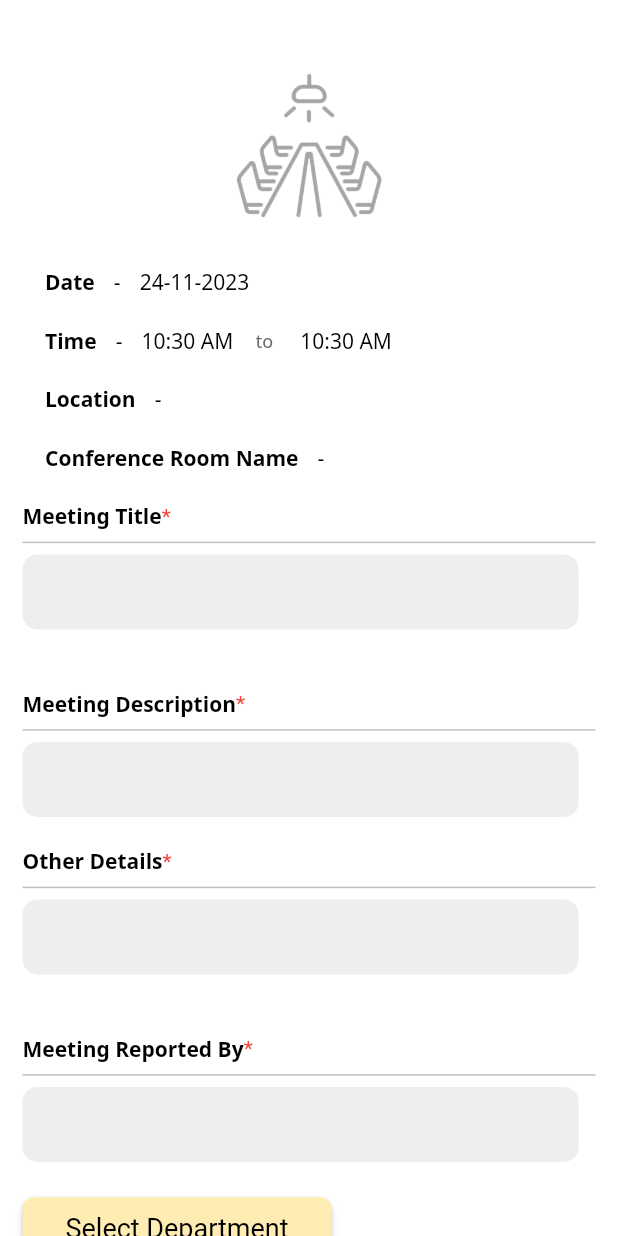
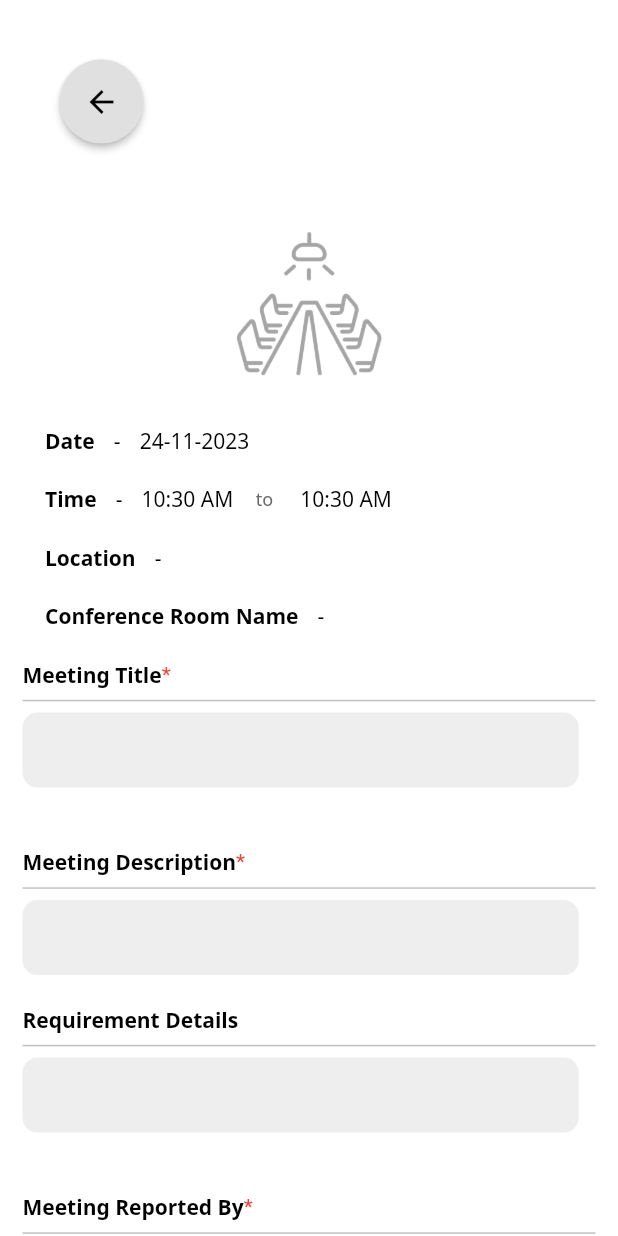
Before and after one commit to Yotshi01/ConferenceHallBookingApp, a Flutter app: the AddBooking screen opened directly with empty values, on a phone screen of 412 x 824 dp. Run offline on Flutter 3.47's test engine with Material 2 defaults, Android fonts, the phone set to English and light mode, and no system bars; our stand-ins replace equatable, firebase_core, firebase_messaging, flutter_bloc, fluttertoast, shared_preferences and 1 more; accounts and stored records are empty; Roboto replaces fonts that are missing (Noto Sans).

Commit message:
some changes

```diff
--- a/lib/api/booking_details_api.dart
+++ b/lib/api/booking_details_api.dart
@@ -70,7 +70,8 @@ Future<UpdateBooking> updateBooking(BookingData value) async {
         toBeUpdatedBookingData.bookingConferenceId.toString(),
     "booking_meeting_description":
         toBeUpdatedBookingData.bookingMeetingDescription,
-    "booking_other_details": toBeUpdatedBookingData.bookingOtherDetails,
+    "booking_requirement_details":
+        toBeUpdatedBookingData.bookingRequirementDetails,
     "booking_date": toBeUpdatedBookingData.bookingDate,
     "booking_start_time": toBeUpdatedBookingData.bookingStartTime,
     "booking_end_time": toBeUpdatedBookingData.bookingEndTime,
@@ -126,7 +127,7 @@ Future<AddBookingData> addBooking(BookingData value) async {
   //   "location_id": toBeAddedBookingData.locationName.toString(),
   //   "conference_id": toBeAddedBookingData.conferenceName.toString(),
   //   "meeting_description": toBeAddedBookingData.meetingDes,
-  //   "other_details": toBeAddedBookingData.otherDetails,
+  //   "requirement_details": toBeAddedBookingData.requirementDetails,
   //   "booking_status": toBeAddedBookingData.bookingStatus,
   //   "user_id": toBeAddedBookingData.userId.toString(),
   //   "created_at": toBeUpdatedBookingData.createdAt,
@@ -143,7 +144,8 @@ Future<AddBookingData> addBooking(BookingData value) async {
         toBeAddedBookingData?.bookingConferenceId?.toString() ?? '',
     "booking_meeting_description":
         toBeAddedBookingData?.bookingMeetingDescription ?? '',
-    "booking_other_details": toBeAddedBookingData?.bookingOtherDetails ?? '',
+    "booking_requirement_details":
+        toBeAddedBookingData?.bookingRequirementDetails ?? '',
     "booking_status": toBeAddedBookingData?.bookingStatus.toString() ?? '',
     "user_id": toBeAddedBookingData?.userId?.toString() ?? '',
     "booking_created_at": toBeAddedBookingData?.bookingCreatedAt ?? '',
--- a/lib/models/add_booking_model.dart
+++ b/lib/models/add_booking_model.dart
@@ -33,7 +33,7 @@ class AddBookingResponseData {
   int? bookingLocationId;
   int? bookingConferenceId;
   String? bookingMeetingDescription;
-  String? bookingOtherDetails;
+  String? bookingRequirementDetails;
   int? bookingStatus;
   int? bookingWithdrawById;
   String? bookingWithdrawCreatedAt;
@@ -56,7 +56,7 @@ class AddBookingResponseData {
       this.bookingLocationId,
       this.bookingConferenceId,
       this.bookingMeetingDescription,
-      this.bookingOtherDetails,
+      this.bookingRequirementDetails,
       this.bookingStatus,
       this.bookingWithdrawById,
       this.bookingWithdrawCreatedAt,
@@ -79,7 +79,7 @@ class AddBookingResponseData {
     bookingLocationId = json['booking_location_id'];
     bookingConferenceId = json['booking_conference_id'];
     bookingMeetingDescription = json['booking_meeting_description'];
-    bookingOtherDetails = json['booking_other_details'];
+    bookingRequirementDetails = json['booking_requirement_details'];
     bookingStatus = json['booking_status'];
     bookingWithdrawById = json['booking_withdraw_by_id'];
     bookingWithdrawCreatedAt = json['booking_withdraw_created_at'];
@@ -104,7 +104,7 @@ class AddBookingResponseData {
     data['booking_location_id'] = this.bookingLocationId;
     data['booking_conference_id'] = this.bookingConferenceId;
     data['booking_meeting_description'] = this.bookingMeetingDescription;
-    data['booking_other_details'] = this.bookingOtherDetails;
+    data['booking_requirement_details'] = this.bookingRequirementDetails;
     data['booking_status'] = this.bookingStatus;
     data['booking_withdraw_by_id'] = this.bookingWithdrawById;
     data['booking_withdraw_created_at'] = this.bookingWithdrawCreatedAt;
--- a/lib/models/booking_details_model.dart
+++ b/lib/models/booking_details_model.dart
@@ -36,7 +36,7 @@ class BookingData {
   int? bookingLocationId;
   int? bookingConferenceId;
   String? bookingMeetingDescription;
-  String? bookingOtherDetails;
+  String? bookingRequirementDetails;
   int? bookingStatus;
   int? bookingWithdrawById;
   String? bookingWithdrawCreatedAt;
@@ -59,7 +59,7 @@ class BookingData {
       this.bookingLocationId,
       this.bookingConferenceId,
       this.bookingMeetingDescription,
-      this.bookingOtherDetails,
+      this.bookingRequirementDetails,
       this.bookingStatus,
       this.bookingWithdrawById,
       this.bookingWithdrawCreatedAt,
@@ -82,7 +82,7 @@ class BookingData {
     bookingLocationId = json['booking_location_id'];
     bookingConferenceId = json['booking_conference_id'];
     bookingMeetingDescription = json['booking_meeting_description'];
-    bookingOtherDetails = json['booking_other_details'];
+    bookingRequirementDetails = json['booking_requirement_details'];
     bookingStatus = json['booking_status'];
     bookingWithdrawById = json['booking_withdraw_by_id'];
     bookingWithdrawCreatedAt = json['booking_withdraw_created_at'];
@@ -107,7 +107,7 @@ class BookingData {
     data['booking_location_id'] = this.bookingLocationId;
     data['booking_conference_id'] = this.bookingConferenceId;
     data['booking_meeting_description'] = this.bookingMeetingDescription;
-    data['booking_other_details'] = this.bookingOtherDetails;
+    data['booking_requirement_details'] = this.bookingRequirementDetails;
     data['booking_status'] = this.bookingStatus;
     data['booking_withdraw_by_id'] = this.bookingWithdrawById;
     data['booking_withdraw_created_at'] = this.bookingWithdrawCreatedAt;
--- a/lib/screens/addBooking.dart
+++ b/lib/screens/addBooking.dart
@@ -179,8 +179,8 @@ class _AddBookingState extends State<AddBooking> {
                 Navigator.of(dialogContext).pop(); // Close the dialog first
                 await Future.delayed(
                     Duration(milliseconds: 300)); // Add a delay if needed
-                Navigator.of(context).popUntil((route) =>
-                    route.isFirst); // Navigate after the dialog is closed
+                Navigator.of(context)
+                    .pop(); // Navigate after the dialog is closed
                 // try {
                 //   Navigator.of(dialogContext).popUntil((route) => route.isFirst);
                 // } catch (e) {
@@ -219,7 +219,7 @@ class _AddBookingState extends State<AddBooking> {
                       _meetingTitleController.text;
                   toBeAddedBookingData.bookingMeetingDescription =
                       _meetingDescriptionController.text;
-                  toBeAddedBookingData.bookingOtherDetails =
+                  toBeAddedBookingData.bookingRequirementDetails =
                       _otherDetailsController.text;
                   toBeAddedBookingData.bookingCreatedAt =
                       DateTime.now().toString();
@@ -235,7 +235,7 @@ class _AddBookingState extends State<AddBooking> {
                       _meetingReportedByController.text;
 
                   print(
-                      "${toBeAddedBookingData.bookingMeetingTitle} || ${toBeAddedBookingData.bookingMeetingDescription} || ${toBeAddedBookingData.bookingOtherDetails} || ${toBeAddedBookingData.bookingCreatedAt} || ${toBeAddedBookingData.bookingStatus} || ${toBeAddedBookingData.userId} || ${toBeAddedBookingData.bookingDate} || ${toBeAddedBookingData.bookingStartTime} || ${toBeAddedBookingData.bookingEndTime} || ${toBeAddedBookingData.bookingReportedBy}");
+                      "${toBeAddedBookingData.bookingMeetingTitle} || ${toBeAddedBookingData.bookingMeetingDescription} || ${toBeAddedBookingData.bookingRequirementDetails} || ${toBeAddedBookingData.bookingCreatedAt} || ${toBeAddedBookingData.bookingStatus} || ${toBeAddedBookingData.userId} || ${toBeAddedBookingData.bookingDate} || ${toBeAddedBookingData.bookingStartTime} || ${toBeAddedBookingData.bookingEndTime} || ${toBeAddedBookingData.bookingReportedBy}");
                 });
 
                 var response = await addBooking(toBeAddedBookingData);
@@ -256,6 +256,17 @@ class _AddBookingState extends State<AddBooking> {
                           "Booking and booking departments added successfully!"),
                     ),
                   );
+                  Navigator.of(dialogContext).pop(); // Close the dialog
+                  await Future.delayed(
+                      Duration(milliseconds: 300)); // Add a delay if needed
+                  Navigator.of(context).popUntil((route) => route.isFirst);
+                  await Future.delayed(
+                      Duration(milliseconds: 300)); // Add a delay if needed
+                  context
+                      .read<BottomNavBarCubit>()
+                      .updateSelectedItem(BottomNavBarItem.home);
+
+                  Navigator.of(context).popUntil((route) => route.isFirst);
                 } else {
                   ScaffoldMessenger.of(context).showSnackBar(
                     SnackBar(
@@ -270,28 +281,6 @@ class _AddBookingState extends State<AddBooking> {
                 //     MaterialPageRoute(
                 //         builder: (context) => HomeScreen()));
                 // Update the selected tab to navigate to another tab
-
-                Navigator.of(dialogContext).pop(); // Close the dialog
-                await Future.delayed(
-                    Duration(milliseconds: 300)); // Add a delay if needed
-                Navigator.of(context).popUntil((route) =>
-                    route.isFirst); // Navigate after the dialog is closed
-                // Navigator.of(context).pushReplacement(MaterialPageRoute(
-                //   builder: (context) => const SyncfusionCalendar(),
-                // ));
-                await Future.delayed(
-                    Duration(milliseconds: 300)); // Add a delay if needed
-                context
-                    .read<BottomNavBarCubit>()
-                    .updateSelectedItem(BottomNavBarItem.home);
-                // Navigator.of(context).pushReplacement(MaterialPageRoute(
-                //   builder: (context) => const HomeScreen(),
-                // ));
-
-                // dialogContext.read<BottomNavBarCubit>().refreshTabs();
-                // Navigator.of(dialogContext).pop(); // Close the dialog first
-                // await Future.delayed(
-                //     Duration(milliseconds: 300)); // Add a delay if needed
               },
               child: Text('Yes'),
             ),
@@ -327,6 +316,38 @@ class _AddBookingState extends State<AddBooking> {
               crossAxisAlignment: CrossAxisAlignment.start,
               mainAxisAlignment: MainAxisAlignment.start,
               children: <Widget>[
+                SizedBox(
+                  height: screenHeight * 0.03,
+                ),
+                Align(
+                    alignment: Alignment.centerLeft,
+                    child: Padding(
+                      padding: EdgeInsets.symmetric(
+                        horizontal: screenWidth * 0.05,
+                      ),
+                      child: ElevatedButton(
+                        onPressed: () {
+                          Navigator.of(context).pop();
+                        },
+                        style: ElevatedButton.styleFrom(
+                          shape:
+                              CircleBorder(), // Use CircleBorder to make the button circular
+                          backgroundColor: Colors.grey[
+                              300], // Change the button color to your preference
+                          padding: EdgeInsets.all(
+                              16.0), // Adjust the padding as needed
+                        ),
+                        child: Icon(
+                          Icons
+                              .arrow_back, // You can use your preferred edit icon here
+                          color: Colors
+                              .black, // Change the icon color to your preference
+                        ),
+                      ),
+                    )),
+                SizedBox(
+                  height: screenHeight * 0.03,
+                ),
                 Column(
                   crossAxisAlignment: CrossAxisAlignment.start,
                   children: [
@@ -832,12 +853,14 @@ class _AddBookingState extends State<AddBooking> {
                                 ),
                               ),
                             )),
-                        Text(
+                        Expanded(
+                          child: Text(
                             '${widget.selectedLocation}',
                             style: TextStyle(
                               color: Colors.black,
                               fontSize: 14,
                               fontFamily: 'Noto Sans',
+                            ),
                           ),
                         ),
                       ],
@@ -874,7 +897,8 @@ class _AddBookingState extends State<AddBooking> {
                                 ),
                               ),
                             )),
-                        Text(
+                        Expanded(
+                          child: Text(
                             '${widget.selectedConferenceHall}',
                             style: TextStyle(
                               color: Colors.black,
@@ -882,6 +906,7 @@ class _AddBookingState extends State<AddBooking> {
                               fontFamily: 'Noto Sans',
                             ),
                           ),
+                        )
                       ],
                     ),
 
@@ -1126,7 +1151,7 @@ class _AddBookingState extends State<AddBooking> {
                     Row(
                       children: [
                         Text(
-                          'Other Details',
+                          'Requirement Details',
                           style: TextStyle(
                             color: Colors.black,
                             fontSize: 14,
@@ -1134,10 +1159,10 @@ class _AddBookingState extends State<AddBooking> {
                             fontWeight: FontWeight.w700,
                           ),
                         ),
-                        Text(
-                          '*',
-                          style: TextStyle(color: Colors.red),
-                        )
+                        // Text(
+                        //   '*',
+                        //   style: TextStyle(color: Colors.red),
+                        // )
                       ],
                     ),
 
--- a/lib/screens/splash_screen.dart
+++ b/lib/screens/splash_screen.dart
@@ -61,9 +61,7 @@ class _StartScreenState extends State<SplashScreen> {
 
   @override
   Widget build(BuildContext context) {
-    return WillPopScope(
-        onWillPop: () async => false,
-        child: Scaffold(
+    return Scaffold(
       body: Container(
         height:
             screenHeight, // giving container the height of the device screen currently being used
@@ -95,6 +93,6 @@ class _StartScreenState extends State<SplashScreen> {
           ),
         ),
       ),
-        ));
+    );
   }
 }
--- a/lib/screens/syncfusion_calendar.dart
+++ b/lib/screens/syncfusion_calendar.dart
@@ -595,10 +595,12 @@ class _SyncfusionCalendarState extends State<SyncfusionCalendar> {
                 endHour: 22,
                 timeInterval: const Duration(minutes: 30),
                 minimumAppointmentDuration: const Duration(minutes: 30),
-                timeFormat: 'h:ma',
+                timeFormat: 'h:mm a',
               ),
 
               allowViewNavigation: false,
+              headerDateFormat: 'MMM,yyy',
+
               onTap: (calendarTapDetails) {
                 if (calendarTapDetails.targetElement ==
                     CalendarElement.appointment) {
--- a/lib/source/constants.dart
+++ b/lib/source/constants.dart
@@ -2,11 +2,11 @@ import 'package:conference_hall_booking/source/exported_packages_for_easy_import
 
 double screenWidth = 0.0;
 double screenHeight = 0.0;
-// const String testUrl = 'http://10.0.7.214:8000/api/';
+const String testUrl = 'http://10.0.7.214:8000/api/';
 // const String testUrl = 'http://10.0.7.159:8000/api/';
 // const String testUrl = 'http://10.0.7.116:8000/api/';
 // const String testUrl = 'http://10.0.6.32:8000/api/';
-const String testUrl = 'http://192.168.1.7:8000/api/';
+// const String testUrl = 'http://192.168.1.7:8000/api/';
 // const String testUrl = 'http://192.168.1.16:8000/api/';
 // const String liveUrl = 'http://10.0.7.159:8000/api/';
 String? finalEmail;
```
Also changed, not shown: lib/main.dart (+5 -2 lines), lib/navigation_drawer.dart (+13 -5 lines), lib/screens/details_screen.dart (+91 -40 lines), lib/screens/tabbar_setup_screen.dart (+20 -6 lines). Lines whose indentation alone changed are shown as unchanged.
